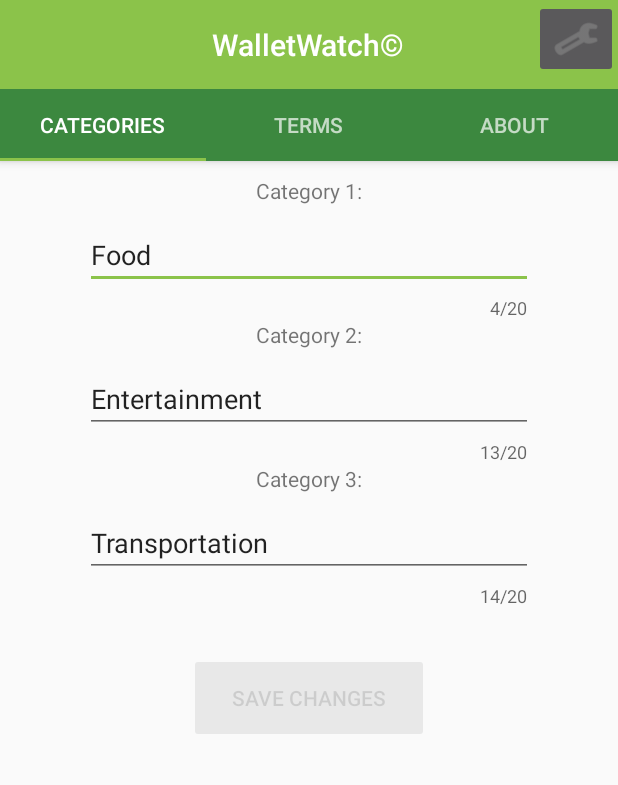
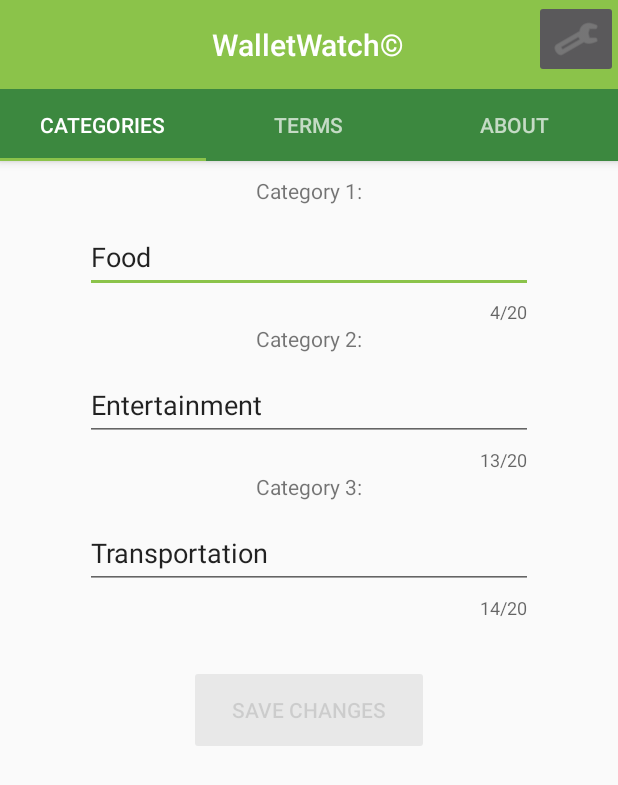
Before and after one commit to thedavidang/CSC4151, an Android app: the CategoryFragment screen opened directly, with no data from a screen before it, on a phone screen of 412 x 824 dp. Shown: the top 785 px of the screen. Run offline under Robolectric (Android 15) with nearby library versions, the phone set to English and light mode, and no system bars.

```diff
--- a/Development/app/src/main/res/layout/fragment_category.xml
+++ b/Development/app/src/main/res/layout/fragment_category.xml
@@ -39,7 +39,7 @@
         <com.google.android.material.textfield.TextInputEditText
             android:id="@+id/category1Edit"
             android:layout_width="match_parent"
-            android:layout_height="wrap_content"
+            android:layout_height="48dp"
             android:ems="14"
             android:autofillHints="@android:string/autofill"
             android:inputType="textCapWords"
@@ -71,7 +71,7 @@
         <com.google.android.material.textfield.TextInputEditText
             android:id="@+id/category2Edit"
             android:layout_width="match_parent"
-            android:layout_height="wrap_content"
+            android:layout_height="48dp"
             android:ems="14"
             android:autofillHints="@android:string/autofill"
             android:inputType="textCapWords"
@@ -103,7 +103,7 @@
         <com.google.android.material.textfield.TextInputEditText
             android:id="@+id/category3Edit"
             android:layout_width="match_parent"
-            android:layout_height="wrap_content"
+            android:layout_height="48dp"
             android:ems="14"
             android:autofillHints="@android:string/autofill"
             android:inputType="textCapWords"
--- a/Development/app/src/main/res/layout/fragment_tab1.xml
+++ b/Development/app/src/main/res/layout/fragment_tab1.xml
@@ -71,8 +71,9 @@
         <com.google.android.material.textfield.TextInputEditText
             android:id="@+id/descriptionField"
             android:layout_width="match_parent"
-            android:layout_height="wrap_content"
+            android:layout_height="48dp"
             android:autofillHints="@android:string/autofill"
+            android:contentDescription="@string/descriptionString"
             android:inputType="textCapWords"
             android:maxLength="50" />
     </com.google.android.material.textfield.TextInputLayout>
--- a/Development/app/src/main/res/layout/fragment_tab3.xml
+++ b/Development/app/src/main/res/layout/fragment_tab3.xml
@@ -148,8 +148,9 @@
             <com.google.android.material.textfield.TextInputEditText
                 android:id="@+id/descriptionFieldEdit"
                 android:layout_width="match_parent"
-                android:layout_height="wrap_content"
+                android:layout_height="48dp"
                 android:autofillHints="@android:string/autofill"
+                android:contentDescription="@string/descriptionString"
                 android:inputType="textCapWords"
                 android:maxLength="50" />
 
```
Also changed, not shown: Development/app/src/main/java/com/spendsages/walletwatch/Main/Tab3Fragment.kt (+6 -2 lines), 1 other file.
